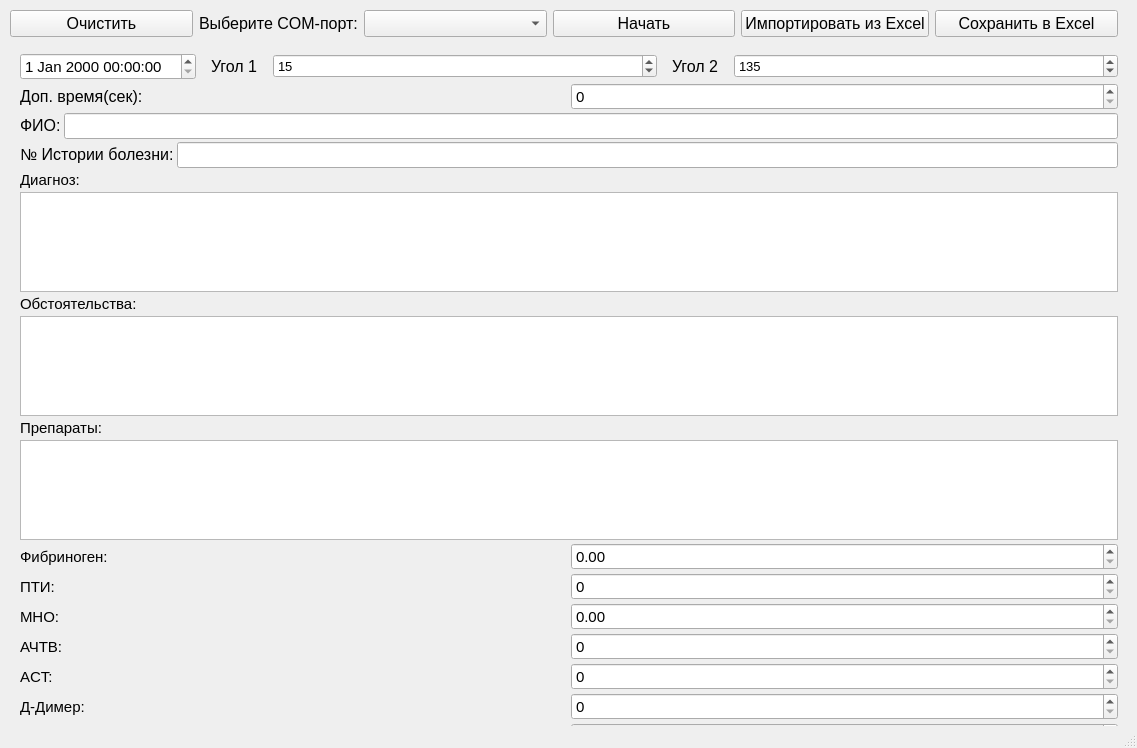
Qt form main.ui (SuperNauMisha/Coagulograph5channels) before a commit.
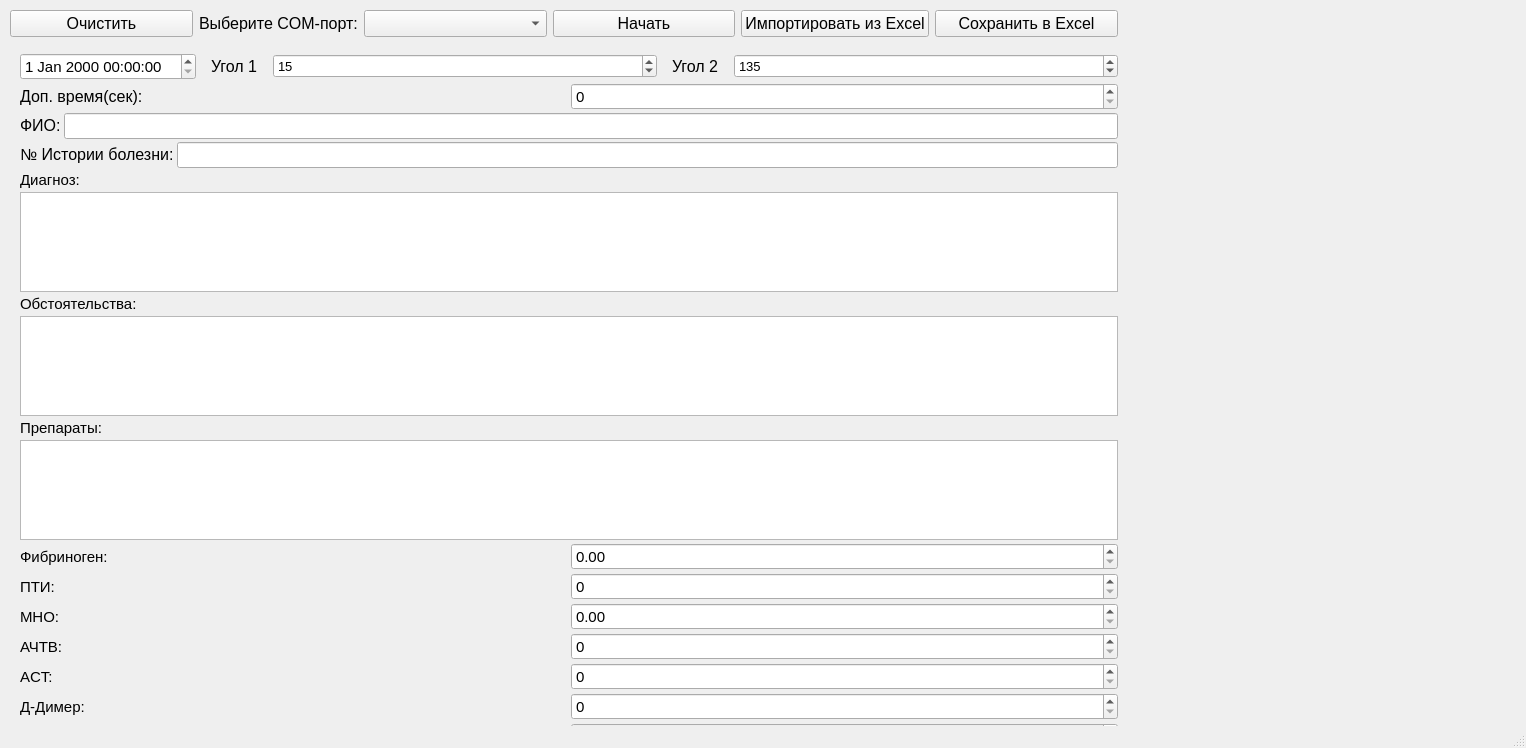
The same form after that commit.

Commit message: new tab "general info"

Diff of the .ui file:
```diff
--- a/main.ui
+++ b/main.ui
@@ -6,7 +6,7 @@
    <rect>
     <x>0</x>
     <y>0</y>
-    <width>1137</width>
+    <width>1526</width>
     <height>748</height>
    </rect>
   </property>
```
Left out of the diff: 2 changed lines with no effect on the pictures. The commit also changes 1 other file.
